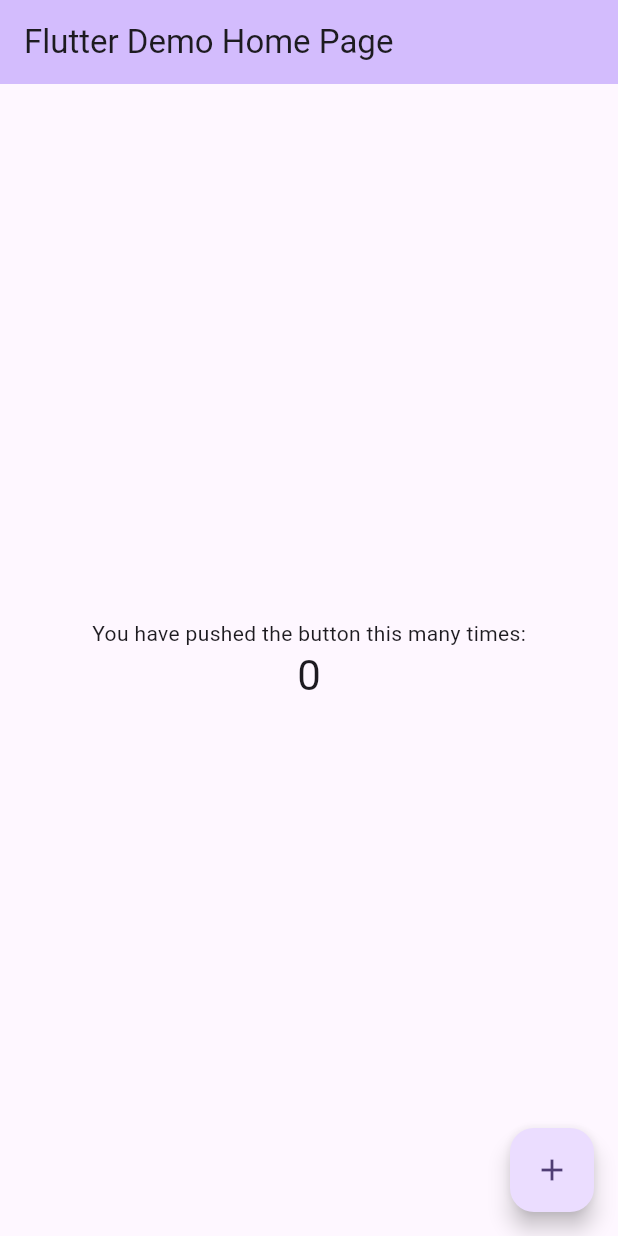
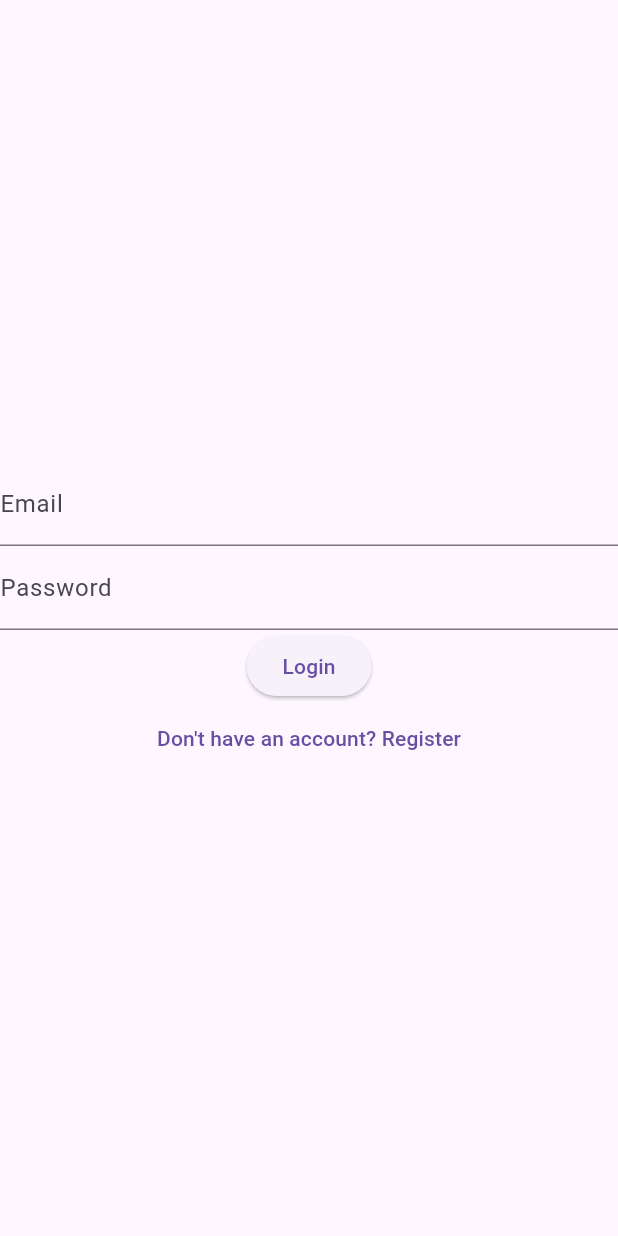
Before and after one commit to akanimmashaba/wadada-app, a Flutter app: the screen it shows after launch, on a phone screen of 412 x 824 dp. Run offline on Flutter 3.47's test engine with Material 3 defaults, Android fonts, the phone set to English and light mode, and no system bars; our stand-ins replace flutter_riverpod, flutter_secure_storage, supabase_flutter; accounts and stored records are empty.

Commit message:
added the following
splash screen,
flutter riverpod for state management
login page
sign up page
and home page

```diff
--- a/wadada/lib/main.dart
+++ b/wadada/lib/main.dart
@@ -1,7 +1,15 @@
 import 'package:flutter/material.dart';
+import 'package:wadada/pages/splash_screen.dart';
+import 'package:flutter_riverpod/flutter_riverpod.dart';
+import 'package:supabase_flutter/supabase_flutter.dart';
 
-void main() {
-  runApp(const MyApp());
+void main() async {
+  WidgetsFlutterBinding.ensureInitialized();
+  await Supabase.initialize(
+    url: '', // Replace with your Supabase URL
+    anonKey: '', // Replace with your anon key
+  );
+  runApp(const ProviderScope(child: MyApp()));
 }
 
 class MyApp extends StatelessWidget {
@@ -10,116 +18,9 @@ class MyApp extends StatelessWidget {
   // This widget is the root of your application.
   @override
   Widget build(BuildContext context) {
-    return MaterialApp(
-      title: 'Flutter Demo',
-      theme: ThemeData(
-        // This is the theme of your application.
-        //
-        // TRY THIS: Try running your application with "flutter run". You'll see
-        // the application has a purple toolbar. Then, without quitting the app,
-        // try changing the seedColor in the colorScheme below to Colors.green
-        // and then invoke "hot reload" (save your changes or press the "hot
-        // reload" button in a Flutter-supported IDE, or press "r" if you used
-        // the command line to start the app).
-        //
-        // Notice that the counter didn't reset back to zero; the application
-        // state is not lost during the reload. To reset the state, use hot
-        // restart instead.
-        //
-        // This works for code too, not just values: Most code changes can be
-        // tested with just a hot reload.
-        colorScheme: ColorScheme.fromSeed(seedColor: Colors.deepPurple),
-        useMaterial3: true,
-      ),
-      home: const MyHomePage(title: 'Flutter Demo Home Page'),
+    return const MaterialApp(
+      debugShowCheckedModeBanner: false,
+      home: SplashScreen(),
     );
   }
 }
-
-class MyHomePage extends StatefulWidget {
-  const MyHomePage({super.key, required this.title});
-
-  // This widget is the home page of your application. It is stateful, meaning
-  // that it has a State object (defined below) that contains fields that affect
-  // how it looks.
-
-  // This class is the configuration for the state. It holds the values (in this
-  // case the title) provided by the parent (in this case the App widget) and
-  // used by the build method of the State. Fields in a Widget subclass are
-  // always marked "final".
-
-  final String title;
-
-  @override
-  State<MyHomePage> createState() => _MyHomePageState();
-}
-
-class _MyHomePageState extends State<MyHomePage> {
-  int _counter = 0;
-
-  void _incrementCounter() {
-    setState(() {
-      // This call to setState tells the Flutter framework that something has
-      // changed in this State, which causes it to rerun the build method below
-      // so that the display can reflect the updated values. If we changed
-      // _counter without calling setState(), then the build method would not be
-      // called again, and so nothing would appear to happen.
-      _counter++;
-    });
-  }
-
-  @override
-  Widget build(BuildContext context) {
-    // This method is rerun every time setState is called, for instance as done
-    // by the _incrementCounter method above.
-    //
-    // The Flutter framework has been optimized to make rerunning build methods
-    // fast, so that you can just rebuild anything that needs updating rather
-    // than having to individually change instances of widgets.
-    return Scaffold(
-      appBar: AppBar(
-        // TRY THIS: Try changing the color here to a specific color (to
-        // Colors.amber, perhaps?) and trigger a hot reload to see the AppBar
-        // change color while the other colors stay the same.
-        backgroundColor: Theme.of(context).colorScheme.inversePrimary,
-        // Here we take the value from the MyHomePage object that was created by
-        // the App.build method, and use it to set our appbar title.
-        title: Text(widget.title),
-      ),
-      body: Center(
-        // Center is a layout widget. It takes a single child and positions it
-        // in the middle of the parent.
-        child: Column(
-          // Column is also a layout widget. It takes a list of children and
-          // arranges them vertically. By default, it sizes itself to fit its
-          // children horizontally, and tries to be as tall as its parent.
-          //
-          // Column has various properties to control how it sizes itself and
-          // how it positions its children. Here we use mainAxisAlignment to
-          // center the children vertically; the main axis here is the vertical
-          // axis because Columns are vertical (the cross axis would be
-          // horizontal).
-          //
-          // TRY THIS: Invoke "debug painting" (choose the "Toggle Debug Paint"
-          // action in the IDE, or press "p" in the console), to see the
-          // wireframe for each widget.
-          mainAxisAlignment: MainAxisAlignment.center,
-          children: <Widget>[
-            const Text(
-              'You have pushed the button this many times:',
-            ),
-            Text(
-              '$_counter',
-              style: Theme.of(context).textTheme.headlineMedium,
-            ),
-          ],
-        ),
-      ),
-      floatingActionButton: FloatingActionButton(
-        onPressed: _incrementCounter,
-        tooltip: 'Increment',
-        child: const Icon(Icons.add),
-      ), // This trailing comma makes auto-formatting nicer for build methods.
-    );
-  }
-}
--- /dev/null
+++ b/wadada/lib/pages/login_screen.dart
@@ -0,0 +1,55 @@
+// login_screen.dart
+import 'package:flutter/material.dart';
+import 'package:flutter_riverpod/flutter_riverpod.dart';
+import 'package:wadada/providers/auth_provider.dart';
+import 'package:wadada/pages/home_screen.dart';
+import 'package:wadada/pages/register_screen.dart';
+
+class LoginScreen extends ConsumerWidget {
+  const LoginScreen({super.key});
+
+  @override
+  Widget build(BuildContext context, WidgetRef ref) {
+    final emailController = TextEditingController();
+    final passwordController = TextEditingController();
+
+    return Scaffold(
+      body: Center(
+        child: Column(
+          mainAxisAlignment: MainAxisAlignment.center,
+          children: [
+            TextField(
+              controller: emailController,
+              decoration: const InputDecoration(labelText: 'Email'),
+            ),
+            TextField(
+              controller: passwordController,
+              decoration: const InputDecoration(labelText: 'Password'),
+              obscureText: true,
+            ),
+            ElevatedButton(
+              onPressed: () async {
+                await ref.read(authProvider.notifier).login(
+                      emailController.text.trim(),
+                      passwordController.text.trim(),
+                    );
+                Navigator.of(context).pushReplacement(
+                  MaterialPageRoute(builder: (_) => const HomeScreen()),
+                );
+              },
+              child: const Text('Login'),
+            ),
+            TextButton(
+              onPressed: () {
+                Navigator.of(context).push(
+                  MaterialPageRoute(builder: (_) => const RegisterScreen()),
+                );
+              },
+              child: const Text('Don\'t have an account? Register'),
+            ),
+          ],
+        ),
+      ),
+    );
+  }
+}
--- a/wadada/pubspec.yaml
+++ b/wadada/pubspec.yaml
@@ -31,6 +31,9 @@ dependencies:
   flutter:
     sdk: flutter
 
+  supabase_flutter: ^2.8.0
+  flutter_riverpod: ^2.6.1
+  flutter_secure_storage: ^9.2.2
 
   # The following adds the Cupertino Icons font to your application.
   # Use with the CupertinoIcons class for iOS style icons.
```
Also changed, not shown: wadada/lib/pages/home_screen.dart (added, +29 -0 lines), wadada/lib/pages/register_screen.dart (added, +53 -0 lines), wadada/lib/pages/splash_screen.dart (added, +71 -0 lines), wadada/lib/providers/auth_provider.dart (added, +63 -0 lines), 5 other files.
